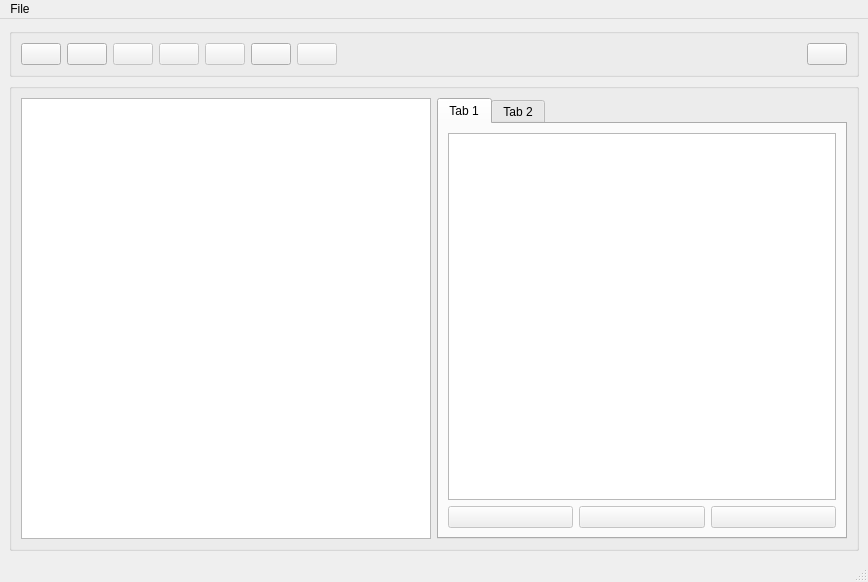
Old version of the form HDF5_BLS_GUI/Main/UI/main_window.ui in the repository bio-brillouin/HDF5_BLS.
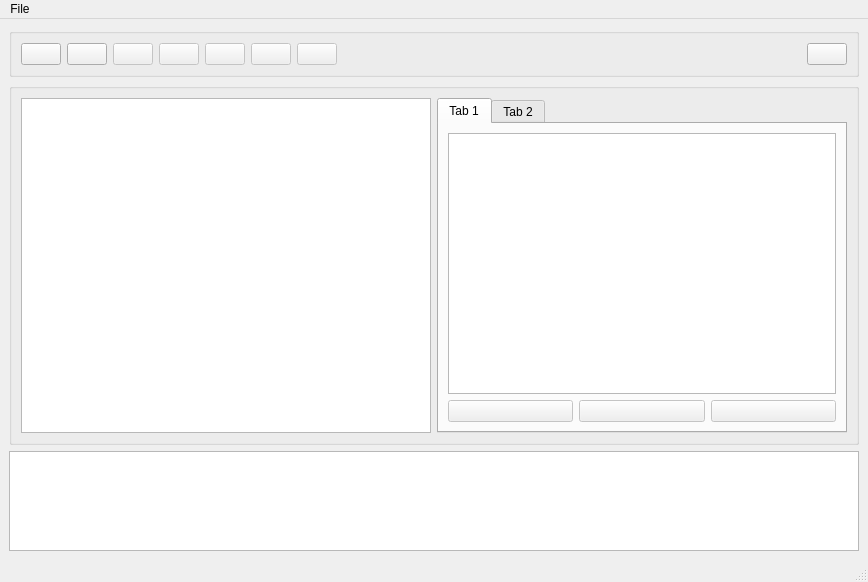
New version of the form. Icons and pictures are not drawn.

Patch:
```diff
--- a/HDF5_BLS_GUI/Main/UI/main_window.ui
+++ b/HDF5_BLS_GUI/Main/UI/main_window.ui
@@ -325,7 +325,10 @@
         </widget>
        </item>
        <item row="0" column="5">
-        <widget class="QPushButton" name="pushButton">
+        <widget class="QPushButton" name="b_ExportCodeLine">
+         <property name="enabled">
+          <bool>false</bool>
+         </property>
          <property name="text">
           <string/>
          </property>
@@ -344,6 +347,16 @@
       </layout>
      </widget>
     </item>
+    <item row="2" column="0">
+     <widget class="QTextBrowser" name="textBrowser_Log">
+      <property name="maximumSize">
+       <size>
+        <width>16777215</width>
+        <height>100</height>
+       </size>
+      </property>
+     </widget>
+    </item>
    </layout>
   </widget>
   <widget class="QMenuBar" name="menubar">
```
Left out of the diff: 6 changed lines with no effect on the pictures.
